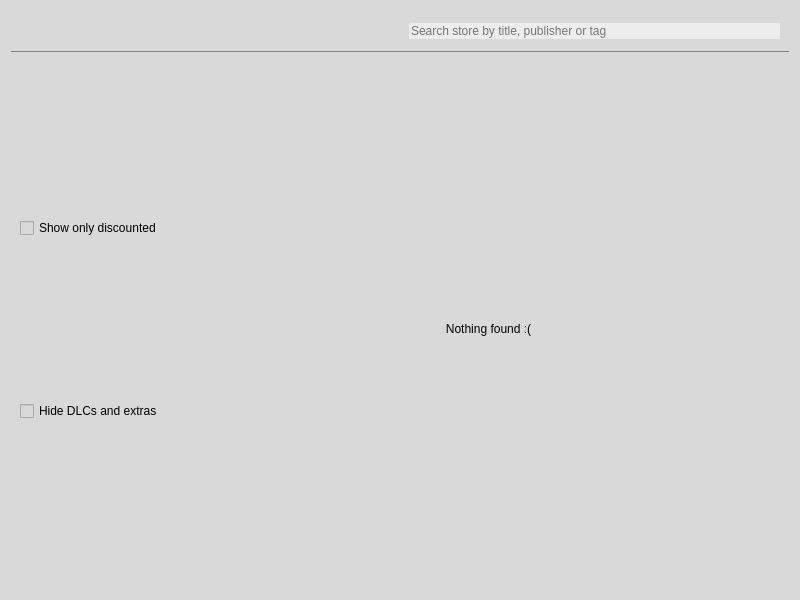
This is pages/allgamespage.ui in pamugk/nebulae-qt as Qt 5 draws it before an edit. The edited form follows.
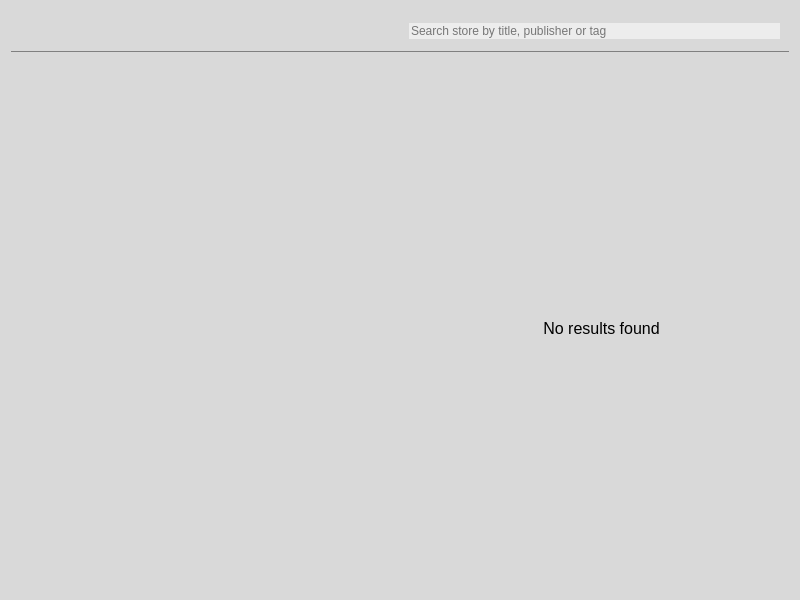
This is the edited form. Icons and pictures are not drawn.

What changed in the file:
```diff
--- a/pages/allgamespage.ui
+++ b/pages/allgamespage.ui
@@ -22,12 +22,6 @@
    </property>
    <item row="1" column="0" rowspan="2">
     <widget class="QScrollArea" name="filtersScrollArea">
-     <property name="sizePolicy">
-      <sizepolicy hsizetype="Minimum" vsizetype="Expanding">
-       <horstretch>0</horstretch>
-       <verstretch>0</verstretch>
-      </sizepolicy>
-     </property>
      <property name="styleSheet">
       <string notr="true">QScrollArea
 {
@@ -45,28 +39,20 @@
        <rect>
         <x>0</x>
         <y>0</y>
-        <width>171</width>
+        <width>18</width>
         <height>536</height>
        </rect>
       </property>
+      <property name="sizePolicy">
+       <sizepolicy hsizetype="Fixed" vsizetype="Preferred">
+        <horstretch>0</horstretch>
+        <verstretch>0</verstretch>
+       </sizepolicy>
+      </property>
       <layout class="QVBoxLayout" name="filtersScrollAreaLayout">
        <property name="sizeConstraint">
-        <enum>QLayout::SetMinimumSize</enum>
+        <enum>QLayout::SetFixedSize</enum>
        </property>
-       <item>
-        <widget class="QCheckBox" name="discountedOnlyCheckbox">
-         <property name="text">
-          <string>Show only discounted</string>
-         </property>
-        </widget>
-       </item>
-       <item>
-        <widget class="QCheckBox" name="hideDlcCheckbox">
-         <property name="text">
-          <string>Hide DLCs and extras</string>
-         </property>
-        </widget>
-       </item>
       </layout>
      </widget>
     </widget>
@@ -98,8 +84,13 @@
        </property>
        <item>
         <widget class="QLabel" name="nothingFoundLabel">
+         <property name="font">
+          <font>
+           <pointsize>12</pointsize>
+          </font>
+         </property>
          <property name="text">
-          <string>Nothing found :(</string>
+          <string>No results found</string>
          </property>
          <property name="alignment">
           <set>Qt::AlignCenter</set>
```
Left out of the diff: 6 changed lines with no effect on the pictures.
